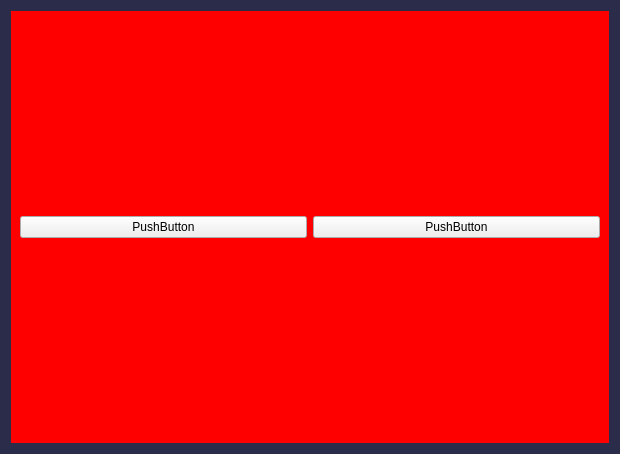
Before: the Qt Designer form NegozioDelUsatoPython/testing_leon2/finestra.ui in LeonUrsu/NegozioDellUsato-ExamIS, drawn with Qt 5.
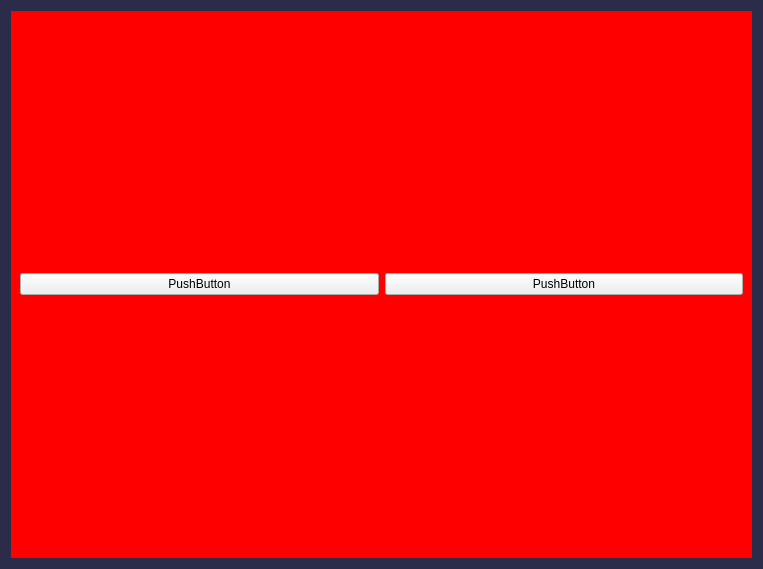
After: the same form once the commit is applied.

Patch:
```diff
--- a/NegozioDelUsatoPython/testing_leon2/finestra.ui
+++ b/NegozioDelUsatoPython/testing_leon2/finestra.ui
@@ -9,10 +9,16 @@
    <rect>
     <x>0</x>
     <y>0</y>
-    <width>620</width>
-    <height>454</height>
+    <width>763</width>
+    <height>569</height>
    </rect>
   </property>
+  <property name="sizePolicy">
+   <sizepolicy hsizetype="Expanding" vsizetype="Expanding">
+    <horstretch>0</horstretch>
+    <verstretch>0</verstretch>
+   </sizepolicy>
+  </property>
   <property name="windowTitle">
    <string>Form</string>
   </property>
@@ -26,9 +32,18 @@
 </string>
   </property>
   <layout class="QVBoxLayout" name="verticalLayout">
+   <property name="sizeConstraint">
+    <enum>QLayout::SetNoConstraint</enum>
+   </property>
    <item>
     <widget class="QWidget" name="widget" native="true">
-     <layout class="QHBoxLayout" name="horizontalLayout">
+     <property name="enabled">
+      <bool>true</bool>
+     </property>
+     <layout class="QHBoxLayout" name="horizontalLayout" stretch="9000,9000">
+      <property name="sizeConstraint">
+       <enum>QLayout::SetMinimumSize</enum>
+      </property>
       <item>
        <widget class="QPushButton" name="pushButton">
         <property name="text">
```
